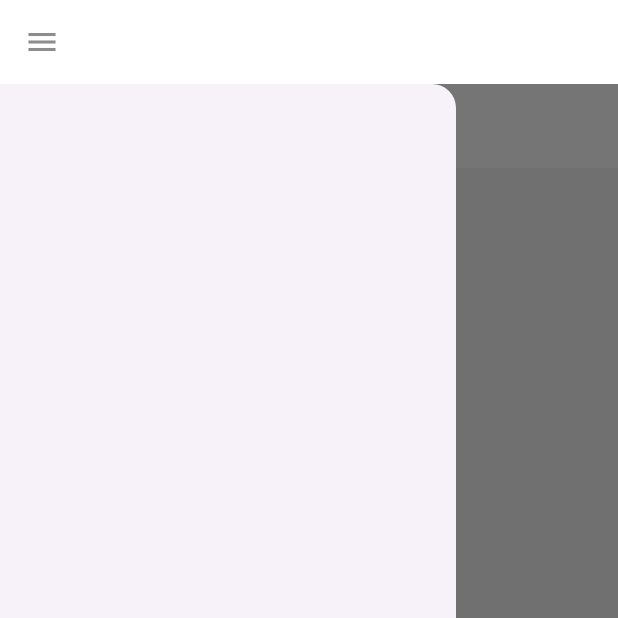
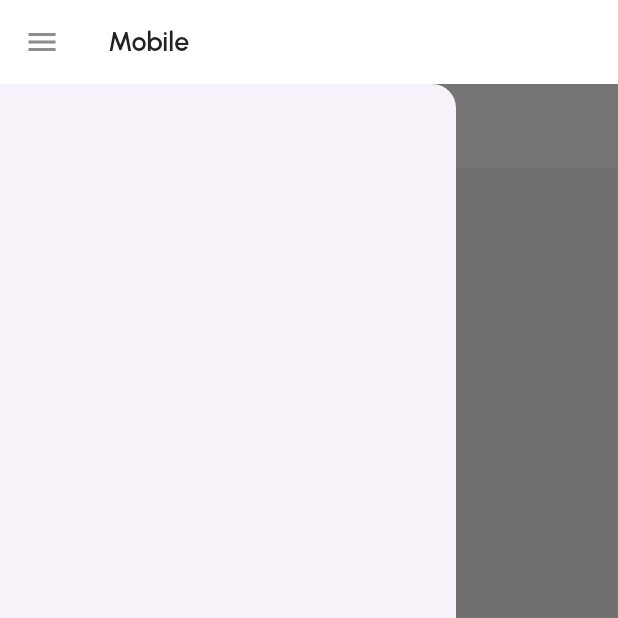
Before and after one commit to ECOMAN003/doc_manager, a Flutter app: the screen it shows after launch, with the side drawer open, on a phone screen of 412 x 824 dp, the top half of it. Run offline on Flutter 3.47's test engine with Material 3 defaults, Android fonts, the light colour scheme and no system bars; our stand-ins replace cached_network_image, connectivity_plus, data_table_2, firebase_core, firebase_storage, get and 5 more; missing offline and left inert: dart:html; accounts and stored records are empty; project files that could hold a hidden picture were left out.

```diff
--- a/lib/common/widgets/responsive/mobile_layout.dart
+++ b/lib/common/widgets/responsive/mobile_layout.dart
@@ -9,7 +9,7 @@ class MobileLayout extends StatelessWidget {
   Widget build(BuildContext context) {
     return Scaffold(
       drawer: const Drawer(),
-      appBar: AppBar(),
+      appBar: AppBar(title: Text('Mobile'),),
       body: body ?? const SizedBox(),
       );
   }
--- a/lib/common/widgets/responsive/tablet_layout.dart
+++ b/lib/common/widgets/responsive/tablet_layout.dart
@@ -9,7 +9,7 @@ class TabletLayout extends StatelessWidget {
   Widget build(BuildContext context) {
     return Scaffold(
       drawer: const Drawer(),
-      appBar: AppBar(),
+      appBar: AppBar(title: Text('Tablet'),),
       body: body ?? const SizedBox(),
       );
   }
```
